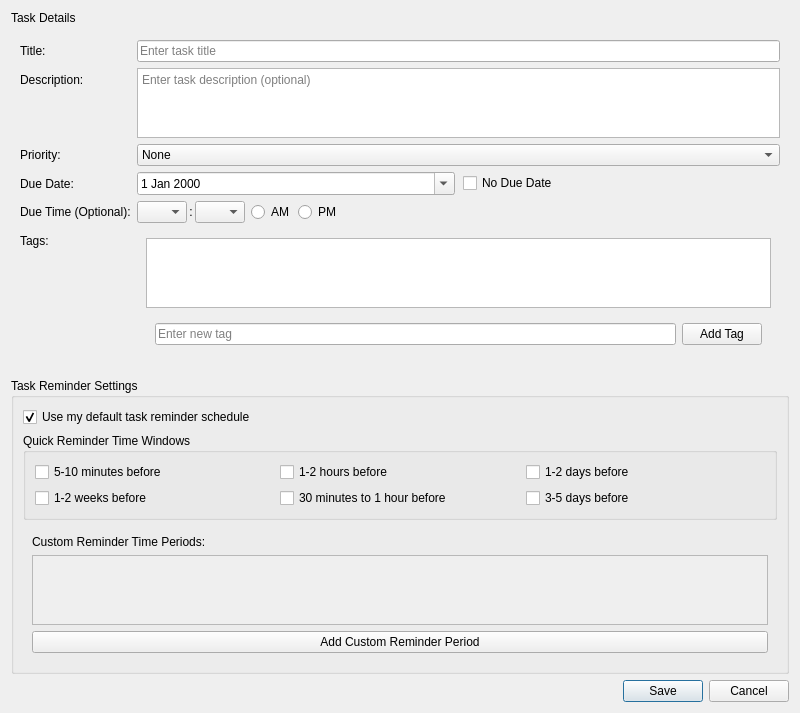
Jacfogel/MHM, file ui/designs/task_edit_dialog.ui: the form before one commit.
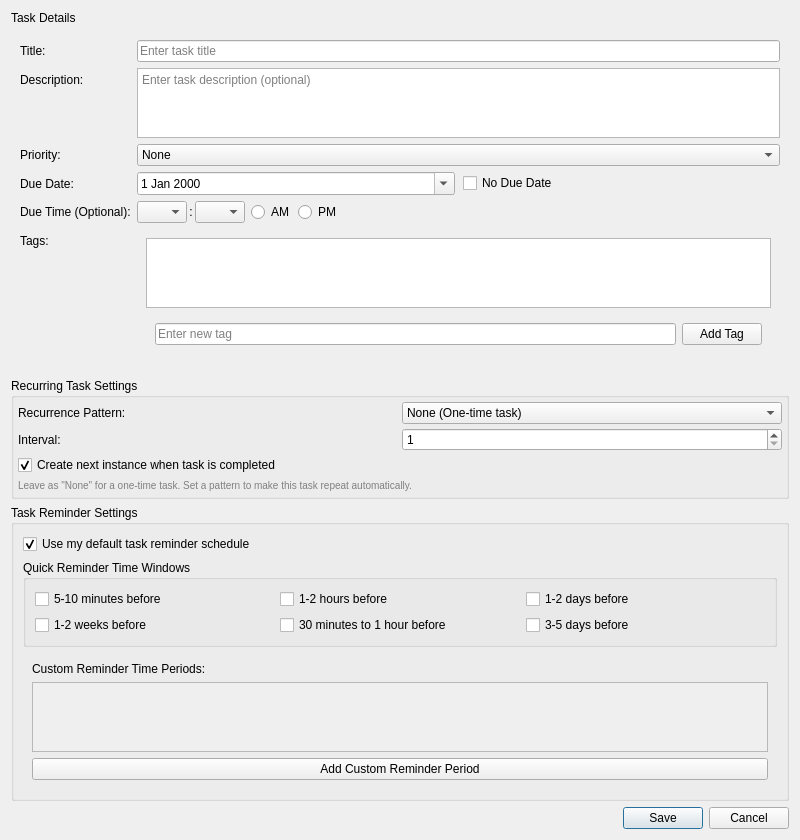
The form after the commit.

The edit to the form file:
```diff
--- a/ui/designs/task_edit_dialog.ui
+++ b/ui/designs/task_edit_dialog.ui
@@ -304,6 +304,124 @@
      </layout>
     </widget>
    </item>
+   <item>
+    <widget class="QGroupBox" name="groupBox_recurring_task">
+     <property name="title">
+      <string>Recurring Task Settings</string>
+     </property>
+     <layout class="QGridLayout" name="gridLayout_recurring_task">
+      <property name="spacing">
+       <number>4</number>
+      </property>
+      <property name="leftMargin">
+       <number>4</number>
+      </property>
+      <property name="topMargin">
+       <number>4</number>
+      </property>
+      <property name="rightMargin">
+       <number>4</number>
+      </property>
+      <property name="bottomMargin">
+       <number>4</number>
+      </property>
+      <item row="0" column="0">
+       <widget class="QLabel" name="label_recurring_pattern">
+        <property name="text">
+         <string>Recurrence Pattern:</string>
+        </property>
+       </widget>
+      </item>
+      <item row="0" column="1">
+       <widget class="QComboBox" name="comboBox_recurring_pattern">
+        <property name="sizePolicy">
+         <sizepolicy hsizetype="Preferred" vsizetype="Fixed">
+          <horstretch>0</horstretch>
+          <verstretch>0</verstretch>
+         </sizepolicy>
+        </property>
+        <item>
+         <property name="text">
+          <string>None (One-time task)</string>
+         </property>
+        </item>
+        <item>
+         <property name="text">
+          <string>Daily</string>
+         </property>
+        </item>
+        <item>
+         <property name="text">
+          <string>Weekly</string>
+         </property>
+        </item>
+        <item>
+         <property name="text">
+          <string>Monthly</string>
+         </property>
+        </item>
+        <item>
+         <property name="text">
+          <string>Yearly</string>
+         </property>
+        </item>
+       </widget>
+      </item>
+      <item row="1" column="0">
+       <widget class="QLabel" name="label_recurring_interval">
+        <property name="text">
+         <string>Interval:</string>
+        </property>
+       </widget>
+      </item>
+      <item row="1" column="1">
+       <widget class="QSpinBox" name="spinBox_recurring_interval">
+        <property name="sizePolicy">
+         <sizepolicy hsizetype="Preferred" vsizetype="Fixed">
+          <horstretch>0</horstretch>
+          <verstretch>0</verstretch>
+         </sizepolicy>
+        </property>
+        <property name="minimum">
+         <number>1</number>
+        </property>
+        <property name="maximum">
+         <number>365</number>
+        </property>
+        <property name="value">
+         <number>1</number>
+        </property>
+        <property name="suffix">
+         <string/>
+        </property>
+       </widget>
+      </item>
+      <item row="2" column="0" colspan="2">
+       <widget class="QCheckBox" name="checkBox_repeat_after_completion">
+        <property name="text">
+         <string>Create next instance when task is completed</string>
+        </property>
+        <property name="checked">
+         <bool>true</bool>
+        </property>
+       </widget>
+      </item>
+      <item row="3" column="0" colspan="2">
+       <widget class="QLabel" name="label_recurring_help">
+        <property name="text">
+         <string>Leave as "None" for a one-time task. Set a pattern to make this task repeat automatically.</string>
+        </property>
+        <property name="wordWrap">
+         <bool>true</bool>
+        </property>
+        <property name="styleSheet">
+         <string notr="true">color: gray; font-size: 10px;</string>
+        </property>
+       </widget>
+      </item>
+     </layout>
+    </widget>
+   </item>
    <item>
     <widget class="QGroupBox" name="groupBox_task_reminders">
      <property name="title">
```
